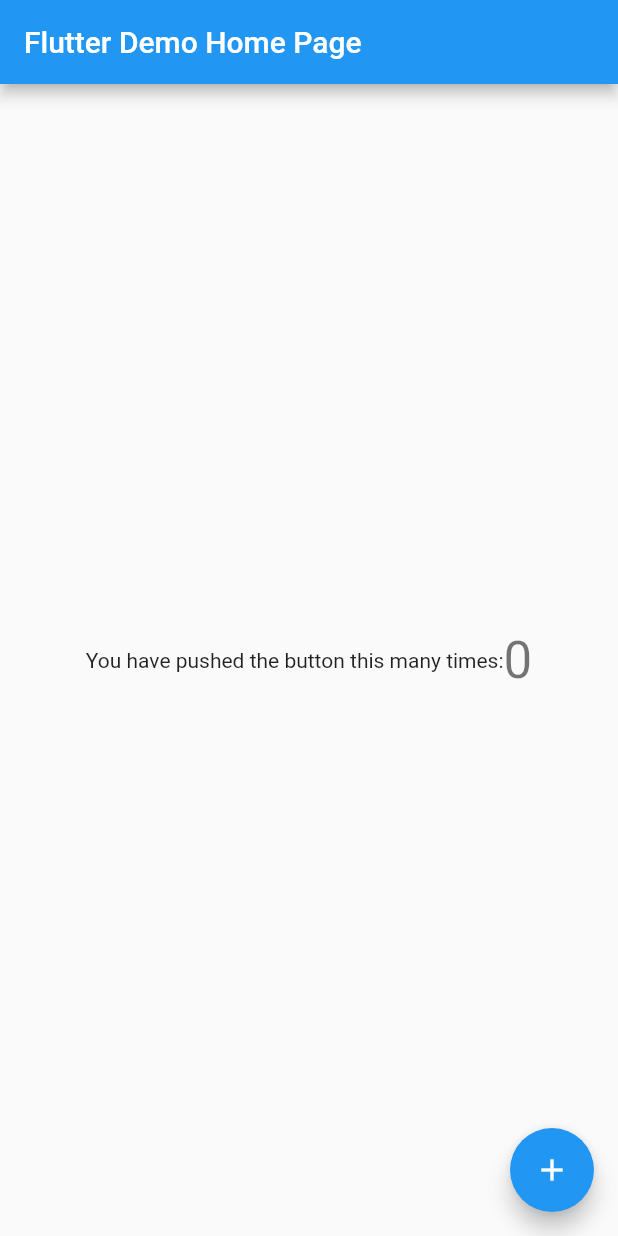
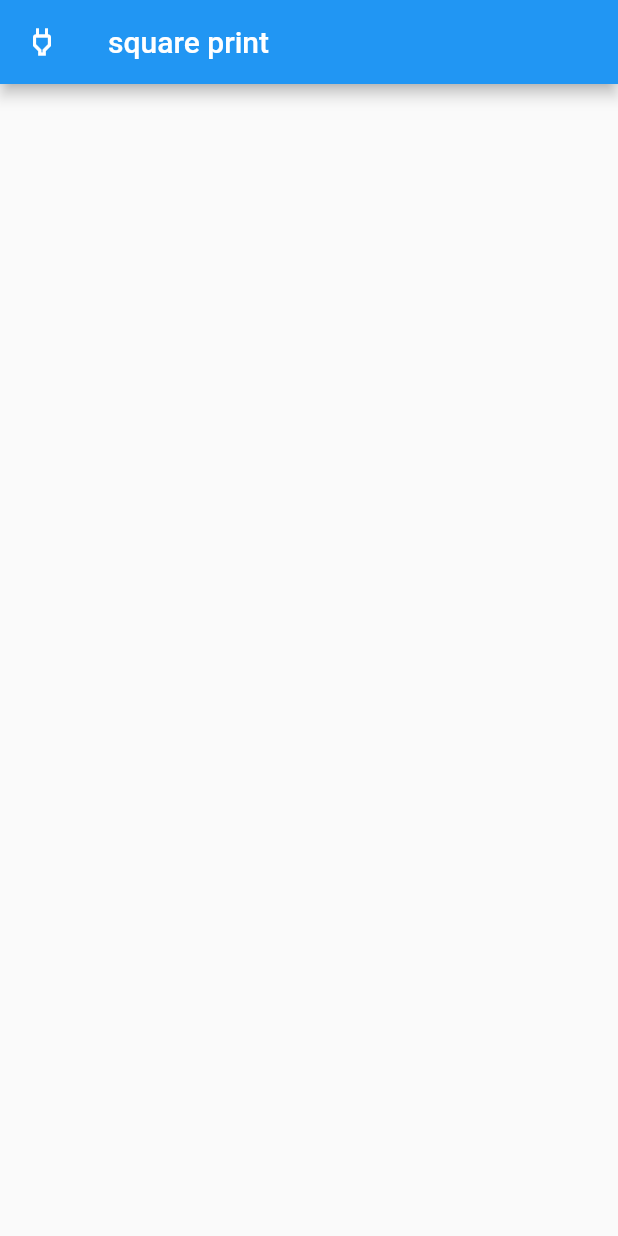
Before and after one commit to mimona115/task1, a Flutter app: the screen it shows after launch, on a phone screen of 412 x 824 dp. Run offline on Flutter 3.47's test engine with Material 2 defaults, Android fonts, the phone set to English and light mode, and no system bars.

Commit message:
print square

```diff
--- a/lib/main.dart
+++ b/lib/main.dart
@@ -3,6 +3,7 @@ import 'package:flutter/material.dart';
 void main() {
   runApp(const MyApp());
 }
+int? size;
 
 class MyApp extends StatelessWidget {
   const MyApp({Key? key}) : super(key: key);
@@ -13,18 +14,9 @@ class MyApp extends StatelessWidget {
     return MaterialApp(
       title: 'Flutter Demo',
       theme: ThemeData(
-        // This is the theme of your application.
-        //
-        // Try running your application with "flutter run". You'll see the
-        // application has a blue toolbar. Then, without quitting the app, try
-        // changing the primarySwatch below to Colors.green and then invoke
-        // "hot reload" (press "r" in the console where you ran "flutter run",
-        // or simply save your changes to "hot reload" in a Flutter IDE).
-        // Notice that the counter didn't reset back to zero; the application
-        // is not restarted.
         primarySwatch: Colors.blue,
       ),
-      home: const MyHomePage(title: 'Flutter Demo Home Page'),
+      home: const MyHomePage(title: 'Square print'),
     );
   }
 }
@@ -32,84 +24,62 @@ class MyApp extends StatelessWidget {
 class MyHomePage extends StatefulWidget {
   const MyHomePage({Key? key, required this.title}) : super(key: key);
 
-  // This widget is the home page of your application. It is stateful, meaning
-  // that it has a State object (defined below) that contains fields that affect
-  // how it looks.
-
-  // This class is the configuration for the state. It holds the values (in this
-  // case the title) provided by the parent (in this case the App widget) and
-  // used by the build method of the State. Fields in a Widget subclass are
-  // always marked "final".
-
   final String title;
 
   @override
   State<MyHomePage> createState() => _MyHomePageState();
 }
-
+Widget box = Container(
+  width: 30,
+  height: 30,
+  decoration: BoxDecoration(
+    border: Border.all(width: 2, color: Colors.black, style:BorderStyle.solid),
+  )
+);
+List<Widget>? row = [];
+List<List<Widget>>? square =[];
+ void _printRow(){
+   size =3;
+   for(int i = 0; i < size!; i++){
+     for(int j = 0; j < size!; j++){
+      row!.add(box);
+     }
+     square! .add(<Widget>[]);
+     for(int s = 0; s < size!; s++){
+      square![i].add(row![s]);
+     }
+     row! .clear();
+   }
+   //setState(() {});
+ }
 class _MyHomePageState extends State<MyHomePage> {
-  int _counter = 0;
-
-  void _incrementCounter() {
-    setState(() {
-      // This call to setState tells the Flutter framework that something has
-      // changed in this State, which causes it to rerun the build method below
-      // so that the display can reflect the updated values. If we changed
-      // _counter without calling setState(), then the build method would not be
-      // called again, and so nothing would appear to happen.
-      _counter++;
-    });
-  }
-
   @override
   Widget build(BuildContext context) {
-    // This method is rerun every time setState is called, for instance as done
-    // by the _incrementCounter method above.
-    //
-    // The Flutter framework has been optimized to make rerunning build methods
-    // fast, so that you can just rebuild anything that needs updating rather
-    // than having to individually change instances of widgets.
     return Scaffold(
       appBar: AppBar(
-        // Here we take the value from the MyHomePage object that was created by
-        // the App.build method, and use it to set our appbar title.
-        title: Text(widget.title),
+        title: const Text('square print'),
+        leading: const IconButton(
+          onPressed:_printRow,
+          icon: Icon(Icons.power_outlined),
+        )
       ),
       body: Center(
-        // Center is a layout widget. It takes a single child and positions it
-        // in the middle of the parent.
-        child: Row(
-          // Column is also a layout widget. It takes a list of children and
-          // arranges them vertically. By default, it sizes itself to fit its
-          // children horizontally, and tries to be as tall as its parent.
-          //
-          // Invoke "debug painting" (press "p" in the console, choose the
-          // "Toggle Debug Paint" action from the Flutter Inspector in Android
-          // Studio, or the "Toggle Debug Paint" command in Visual Studio Code)
-          // to see the wireframe for each widget.
-          //
-          // Column has various properties to control how it sizes itself and
-          // how it positions its children. Here we use mainAxisAlignment to
-          // center the children vertically; the main axis here is the vertical
-          // axis because Columns are vertical (the cross axis would be
-          // horizontal).
-          mainAxisAlignment: MainAxisAlignment.center,
-          children: <Widget>[
-            const Text(
-              'You have pushed the button this many times:',
-            ),
-            Text(
-              '$_counter',
-              style: Theme.of(context).textTheme.headline4,
-            ),
+        child: Column(
+          children:[
+           size != null ? Text( "Square Size$size") :Container(),
+           square!.isNotEmpty?
+            Expanded(
+             child: ListView.builder(
+               itemBuilder: (context, index,) => Container(
+                 child: Row(children: square![index]),
+               ),
+               itemCount: square!.length,
+             ),
+            )
+            :Container(),
           ],
         ),
       ),
-      floatingActionButton: FloatingActionButton(
-        onPressed: _incrementCounter,
-        tooltip: 'Increment',
-        child: const Icon(Icons.add),
-      ), // This trailing comma makes auto-formatting nicer for build methods.
     );
   }
 }
```
